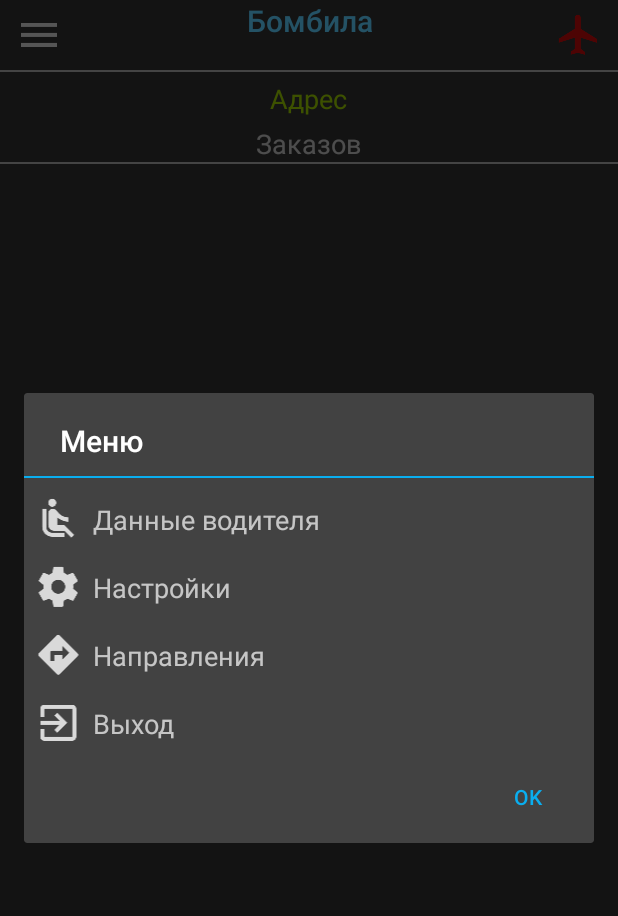
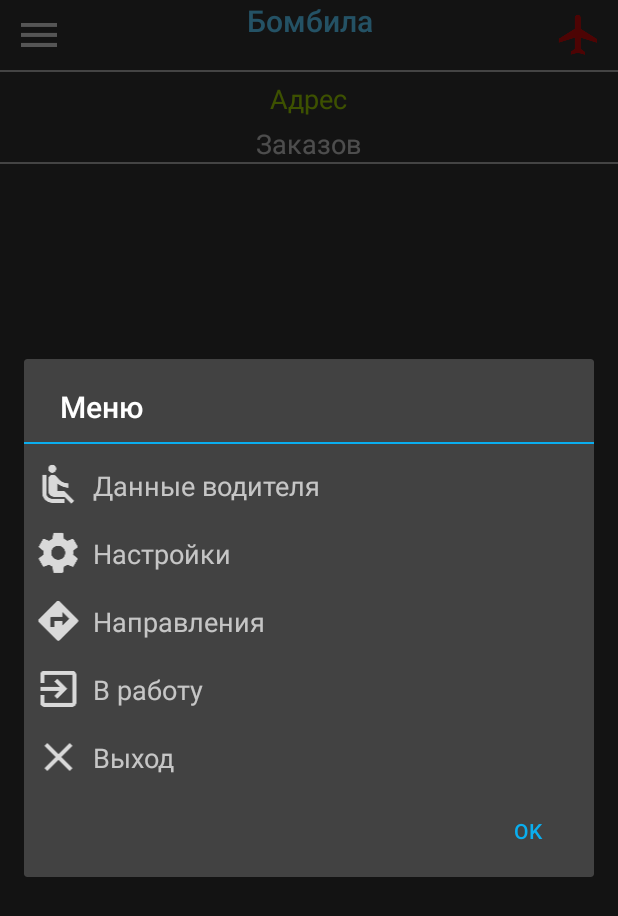
Before and after one commit to MrMichael1959/Driver, an Android app: the screen it shows after launch (MainActivity), after a tap on an icon or button, on a phone screen of 412 x 824 dp. Shown: the top 916 px of the screen. Run offline under Robolectric (Android 15) with nearby library versions, the phone set to English and light mode, and no system bars.

Commit message:
TextToSpeech

```diff
--- a/app/src/main/res/layout/menu.xml
+++ b/app/src/main/res/layout/menu.xml
@@ -101,7 +101,7 @@
     </LinearLayout>
 
     <LinearLayout
-        android:id="@+id/llExit"
+        android:id="@+id/llToWork"
         android:layout_width="match_parent"
         android:layout_height="wrap_content"
         android:layout_marginTop="10dp"
@@ -125,6 +125,36 @@
             android:layout_weight="1"
             android:paddingBottom="5dp"
             android:paddingTop="5dp"
+            android:text="В работу"
+            android:textAppearance="@style/TextAppearance.AppCompat.Medium" />
+
+    </LinearLayout>
+
+    <LinearLayout
+        android:id="@+id/llExit"
+        android:layout_width="match_parent"
+        android:layout_height="wrap_content"
+        android:layout_marginTop="10dp"
+        android:layout_weight="0"
+        android:gravity="right"
+        android:orientation="horizontal"
+        android:paddingLeft="5dp"
+        android:paddingRight="5dp">
+
+        <ImageView
+            android:layout_width="70dp"
+            android:layout_height="wrap_content"
+            android:layout_gravity="center"
+            android:layout_weight="1"
+            android:src="@drawable/ic_close" />
+
+        <TextView
+            android:layout_width="match_parent"
+            android:layout_height="wrap_content"
+            android:layout_marginLeft="5dp"
+            android:layout_weight="1"
+            android:paddingBottom="5dp"
+            android:paddingTop="5dp"
             android:text="Выход"
             android:textAppearance="@style/TextAppearance.AppCompat.Medium" />
 
```
Also changed, not shown: app/src/main/java/bombila/michael/driver/MainActivity.java (+92 -9 lines), app/src/main/res/drawable-hdpi/ic_close.png (added), app/src/main/res/drawable-mdpi/ic_close.png (added), app/src/main/res/drawable-xhdpi/ic_close.png (added), app/src/main/res/drawable-xxhdpi/ic_close.png (added).
